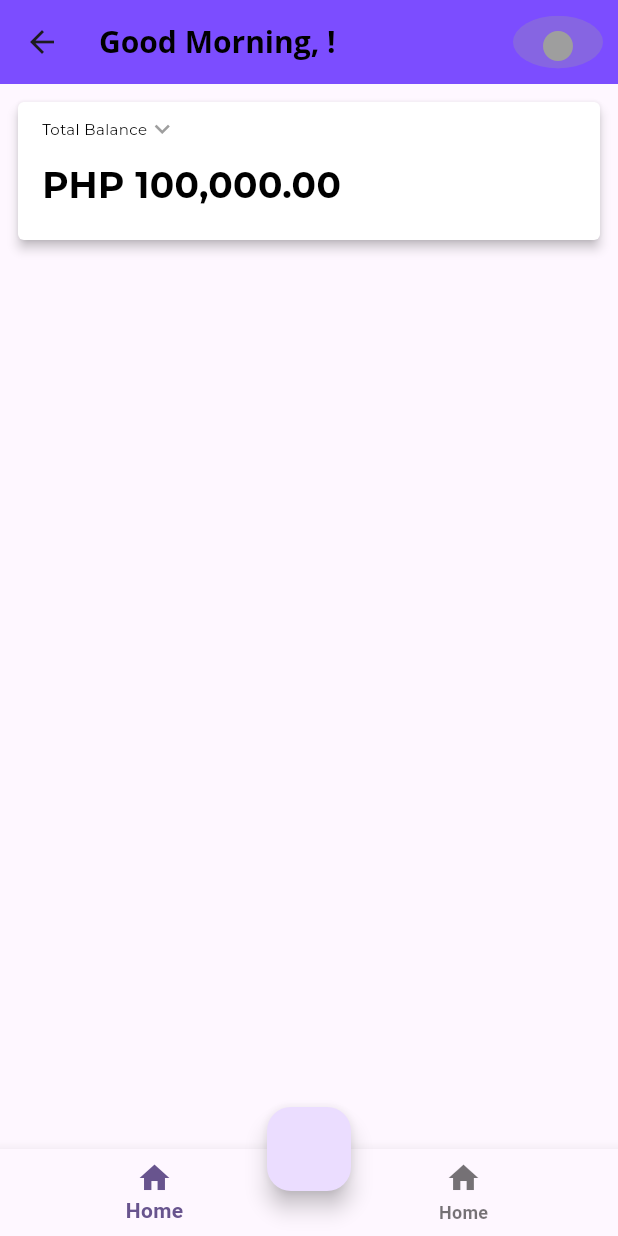
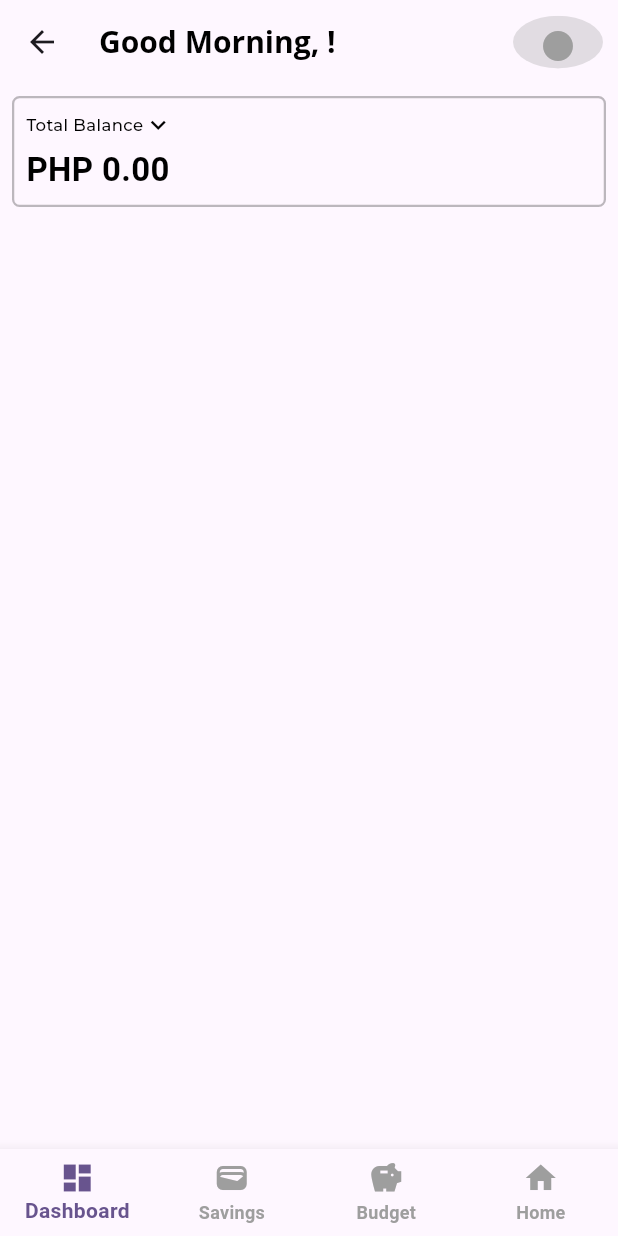
Before and after one commit to JCLDeleon/mybudgetdiary, a Flutter app: the HomePage screen opened directly, on a phone screen of 412 x 824 dp. Run offline on Flutter 3.47's test engine with Material 2 defaults, Android fonts, the light colour scheme and no system bars; our stand-ins replace cloud_firestore, firebase_auth, firebase_core, google_fonts, google_sign_in, shared_preferences; accounts and stored records are empty.

Commit message:
Added new feature - Dashboard

```diff
--- a/lib/common/utils.dart
+++ b/lib/common/utils.dart
@@ -1,3 +1,4 @@
+import 'package:intl/intl.dart';
 import 'package:mybudgetdiary/common/sharedpreference.dart';
 
 class Utils {
@@ -18,4 +19,9 @@ class Utils {
 
     return "$greeting, $name!";
   }
+
+  static String returnPHCurrency(dynamic num) {
+    final NumberFormat phCurrency = NumberFormat('#,##0.00', 'en_PH');
+    return phCurrency.format(num);
+  }
 }
--- a/lib/features/homepage/homepage_screen.dart
+++ b/lib/features/homepage/homepage_screen.dart
@@ -18,12 +18,20 @@ class HomePage extends StatefulWidget {
 }
 
 class _HomePageState extends State<HomePage> {
+  int _selectedIndex = 0;
+
   @override
   void initState() {
     super.initState();
 
     HomepageService.uploadUserDetailsOnFirstLogin();
     HomepageService.getUserDetails();
+  }
+
+  void _onItemTapped(int index) {
+    setState(() {
+      _selectedIndex = index;
+    });
   }
 
   @override
@@ -40,10 +48,13 @@ class _HomePageState extends State<HomePage> {
           ),
         ),
         titleSpacing: 10,
-        backgroundColor: Colors.deepPurpleAccent,
         actions: [
           Padding(
             padding: const EdgeInsets.only(right: 10),
+            child: InkWell(
+              onTap: () async {
+                LoginService.signOut(context: context);
+              },
               child: SizedBox(
                   height: 35,
                   child: ClipOval(
@@ -61,25 +72,37 @@ class _HomePageState extends State<HomePage> {
                             ),
                     ),
                   )),
+            ),
           )
         ],
       ),
-      floatingActionButton: FloatingActionButton(
-        onPressed: () async {
-          await LoginService.signOut(context: context);
-        },
+      bottomNavigationBar: BottomNavigationBar(
+        type: BottomNavigationBarType.fixed,
+        landscapeLayout: BottomNavigationBarLandscapeLayout.linear,
+        currentIndex: _selectedIndex,
+        onTap: _onItemTapped,
+        unselectedItemColor: Colors.grey,
+        selectedItemColor: Theme.of(context).colorScheme.primary,
+        showUnselectedLabels: true,
+        items: const [
+          BottomNavigationBarItem(
+            icon: Icon(Icons.dashboard),
+            label: 'Dashboard',
           ),
-      floatingActionButtonLocation: FloatingActionButtonLocation.centerDocked,
-      bottomNavigationBar: BottomNavigationBar(items: const [
           BottomNavigationBarItem(
-          icon: Icon(Icons.home),
-          label: 'Home',
+            icon: Icon(Icons.wallet),
+            label: 'Savings',
+          ),
+          BottomNavigationBarItem(
+            icon: Icon(Icons.savings),
+            label: 'Budget',
           ),
           BottomNavigationBarItem(
             icon: Icon(Icons.home),
             label: 'Home',
           ),
-      ]),
+        ],
+      ),
       body: const SafeArea(
         child: Padding(
           padding: EdgeInsets.all(8.0),
--- a/lib/features/homepage/homepage_service.dart
+++ b/lib/features/homepage/homepage_service.dart
@@ -1,14 +1,27 @@
 import 'package:cloud_firestore/cloud_firestore.dart';
 import 'package:mybudgetdiary/common/sharedpreference.dart';
+import 'package:mybudgetdiary/features/homepage/models/savings.dart';
 
 class HomepageService {
-  static var totalbalance;
+  static CollectionReference getUserCollection() {
+    return FirebaseFirestore.instance.collection('Users');
+  }
+
+  static CollectionReference getUserSavingsCollection() {
+    return getUserRef().collection('Savings');
+  }
+
+  static DocumentReference getUserRef() {
+    return getUserCollection().doc(UserPreference.getUID());
+  }
 
   static Future<void> uploadUserDetailsOnFirstLogin() async {
-    await FirebaseFirestore.instance
-        .collection("Users")
-        .doc(UserPreference.getUID())
-        .set({
+    DocumentReference userRef = getUserRef();
+
+    userRef.get().then(
+      (docSnapshot) {
+        if (!docSnapshot.exists) {
+          userRef.set({
             'UID': UserPreference.getUID(),
             'Email': UserPreference.getEmail(),
             'Name': UserPreference.getName(),
@@ -17,54 +30,25 @@ class HomepageService {
             'PhotoURL': UserPreference.getPhotoUrl(),
           });
         }
+      },
+    );
+  }
 
   static Future<void> getUserDetails() async {
-    CollectionReference userCollection =
-        FirebaseFirestore.instance.collection("Users");
+    DocumentReference userDocs = getUserRef();
 
-    var userDocs = userCollection.doc(UserPreference.getUID());
-
-    userDocs.get().then(
-      (doc) {
-        final data = doc.data() as Map<String, dynamic>;
-
-        print(data["Email"]);
-      },
-      onError: (e) => print("Error getting document: $e"),
-    );
-
-    CollectionReference userSavings = await userDocs.collection("Savings");
-
-    // Get docs from collection reference
-    QuerySnapshot querySnapshot = await userSavings.get();
-    totalbalance = 0;
-    // Get data from docs and convert map to List
-    querySnapshot.docs.map(
-      (doc) {
-        final data = doc.data() as Map<String, dynamic>;
-        print(data["Savings Name"]);
-        print(data["Balance"]);
-
-        totalbalance += data["Balance"];
-      },
-    ).toList();
-
-    print("Total Balance: $totalbalance");
   }
 
-  static Future<Map<String, dynamic>?> getUserSavings() async {
-    var userDoc = FirebaseFirestore.instance
-        .collection("Users")
-        .doc(UserPreference.getUID());
+  static Future<List<Savings>> getUserSavings() async {
+    num totalBalance = 0;
+    final QuerySnapshot<Object?> userSavingsQuery = await getUserSavingsCollection().get();
+    final savings = userSavingsQuery.docs.map((saving) => Savings.fromMap(saving)).toList();
 
-    userDoc.get().then((value) => (savings) {
-          final data = savings.data() as Map<String, dynamic>;
-          print(data["Savings Name"]);
-          print(data["Balance"]);
+    for (Savings saving in savings) {
+      totalBalance += saving.balance;
+    }
 
-          return data;
-        });
-
-    return null;
+    savings.insert(0, Savings(balance: totalBalance, savingsName: "Total Balance"));
+    return savings;
   }
 }
--- /dev/null
+++ b/lib/features/homepage/models/savings.dart
@@ -0,0 +1,22 @@
+import 'package:cloud_firestore/cloud_firestore.dart';
+
+class Savings {
+  final num balance;
+  final String savingsName;
+
+  Savings({
+    required this.balance,
+    required this.savingsName,
+  });
+
+  Savings.fromMap(QueryDocumentSnapshot<Object?> map)
+      : this(
+          balance: map['Balance'],
+          savingsName: map['Savings Name'],
+        );
+
+  Map<String, dynamic> asMap() => {
+        'Balance': balance,
+        'Savings Name': savingsName,
+      };
+}
--- a/lib/features/homepage/widgets/account_card.dart
+++ b/lib/features/homepage/widgets/account_card.dart
@@ -1,6 +1,9 @@
 import 'package:flutter/material.dart';
 import 'package:google_fonts/google_fonts.dart';
+import 'package:mybudgetdiary/features/homepage/homepage_service.dart';
 
+import '../../../common/utils.dart';
+import '../models/savings.dart';
 
 class AccountCard extends StatefulWidget {
   const AccountCard({super.key});
@@ -10,6 +13,8 @@ class AccountCard extends StatefulWidget {
 }
 
 class _AccountCardState extends State<AccountCard> {
+  int selectedIndex = 0;
+
   @override
   void initState() {
     super.initState();
@@ -17,57 +22,152 @@ class _AccountCardState extends State<AccountCard> {
 
   @override
   Widget build(BuildContext context) {
+    void showBottomModal(BuildContext context) async {
+      showModalBottomSheet(
+        useSafeArea: true,
+        isScrollControlled: true,
+        showDragHandle: true,
+        context: context,
+        builder: (context) {
+          return Padding(
+            padding: const EdgeInsets.all(8.0),
+            child: DraggableScrollableSheet(
+              expand: false,
+              builder: (context, scrollController) {
+                return FutureBuilder(
+                  future: HomepageService.getUserSavings(),
+                  builder: (context, snapshot) {
+                    if (snapshot.connectionState == ConnectionState.none) {
+                      return Container();
+                    }
+                    return ListView.builder(
+                      shrinkWrap: true,
+                      controller: scrollController,
+                      itemCount: snapshot.data?.length,
+                      itemBuilder: (context, index) {
+                        Savings? savings = snapshot.data?[index];
+                        String? name = savings?.savingsName ?? "";
+                        String balance = Utils.returnPHCurrency(savings?.balance ?? 0);
+
+                        return InkWell(
+                          onTap: () {
+                            setState(
+                              () {
+                                selectedIndex = index;
+                                Navigator.of(context).pop();
+                              },
+                            );
+                          },
+                          child: Container(
+                            margin: const EdgeInsets.all(8),
+                            padding: const EdgeInsets.all(8),
+                            decoration: BoxDecoration(
+                              borderRadius: const BorderRadius.all(Radius.circular(5)),
+                              border: Border.all(color: Colors.black26, width: 1.5),
+                            ),
+                            child: Column(
+                              mainAxisAlignment: MainAxisAlignment.start,
+                              crossAxisAlignment: CrossAxisAlignment.stretch,
+                              children: [
+                                Text(
+                                  name,
+                                  style: GoogleFonts.roboto(
+                                    fontStyle: FontStyle.normal,
+                                    color: Colors.black,
+                                    fontWeight: FontWeight.normal,
+                                    fontSize: 12,
+                                  ),
+                                ),
+                                const SizedBox(
+                                  height: 4,
+                                ),
+                                const Divider(),
+                                Text(
+                                  "PHP $balance",
+                                  style: GoogleFonts.roboto(
+                                    fontStyle: FontStyle.normal,
+                                    color: Colors.black,
+                                    fontWeight: FontWeight.w500,
+                                    fontSize: 20,
+                                  ),
+                                )
+                              ],
+                            ),
+                          ),
+                        );
+                      },
+                    );
+                  },
+                );
+              },
+            ),
+          );
+        },
+      );
+    }
+
     return Column(
       children: [
-        SizedBox(
-          height: 100,
-          child: Card(
-            elevation: 3,
-            shape:
-                RoundedRectangleBorder(borderRadius: BorderRadius.circular(4)),
-            color: Colors.white,
-            child: Padding(
-              padding: const EdgeInsets.fromLTRB(16, 8, 16, 8),
+        FutureBuilder(
+          future: HomepageService.getUserSavings(),
+          builder: (context, snapshot) {
+            Savings? savings = snapshot.data?[selectedIndex];
+            String? name = savings?.savingsName ?? "";
+            String balance = Utils.returnPHCurrency(savings?.balance ?? 0);
+
+            if (snapshot.connectionState == ConnectionState.none) {
+              return Container();
+            }
+            return Container(
+              padding: const EdgeInsets.all(8),
+              decoration: BoxDecoration(
+                borderRadius: const BorderRadius.all(Radius.circular(5)),
+                border: Border.all(color: Colors.black26, width: 1.5),
+              ),
               child: Column(
                 mainAxisAlignment: MainAxisAlignment.start,
-                crossAxisAlignment: CrossAxisAlignment.stretch,
+                crossAxisAlignment: CrossAxisAlignment.start,
+                mainAxisSize: MainAxisSize.min,
                 children: [
-                  GestureDetector(
+                  InkWell(
+                    onTap: () {
+                      showBottomModal(context);
+                    },
                     child: Row(
                       children: [
                         Text(
-                          "Total Balance",
+                          name,
                           style: GoogleFonts.montserrat(
                             fontStyle: FontStyle.normal,
                             color: Colors.black,
-                            fontWeight: FontWeight.normal,
-                            fontSize: 10,
+                            fontWeight: FontWeight.w500,
+                            fontSize: 11,
                           ),
                         ),
                         const Icon(
                           Icons.keyboard_arrow_down_sharp,
-                          color: Colors.grey,
+                          color: Colors.black,
                           size: 20,
                         ),
                       ],
                     ),
                   ),
                   const SizedBox(
-                    height: 10,
+                    height: 4,
                   ),
                   Text(
-                    "PHP 100,000.00",
-                    style: GoogleFonts.montserrat(
+                    "PHP $balance",
+                    style: GoogleFonts.roboto(
                       fontStyle: FontStyle.normal,
                       color: Colors.black,
-                      fontWeight: FontWeight.bold,
-                      fontSize: 24,
+                      fontWeight: FontWeight.w500,
+                      fontSize: 22,
                     ),
-                  ),
+                  )
                 ],
               ),
-            ),
-          ),
+            );
+          },
         ),
       ],
     );
--- a/pubspec.yaml
+++ b/pubspec.yaml
@@ -41,6 +41,7 @@ dependencies:
   cloud_firestore: ^4.8.1
   shared_preferences: ^2.2.0
   google_fonts: ^5.1.0
+  intl: ^0.18.1
 
 dev_dependencies:
   flutter_test:
```
Also changed, not shown: lib/features/dashboard/dashboard_screen.dart (added), pubspec.lock, 1 other file. Lines whose indentation alone changed are shown as unchanged.
